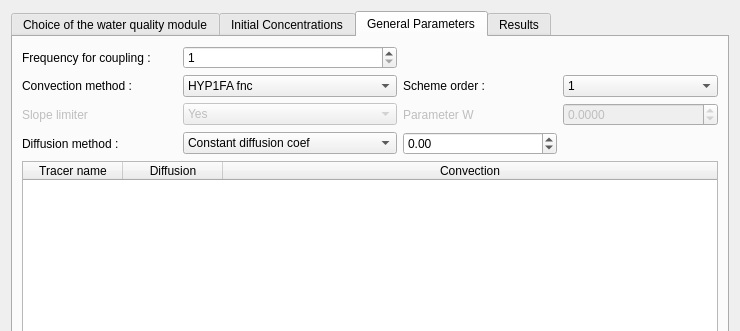
First picture: the form in ui/ui_water_quality.ui, repository Artelia/Mascaret, before the edit; both pictures show x 0 to 740 and y 0 to 331 of the 740 by 608 pixel window.
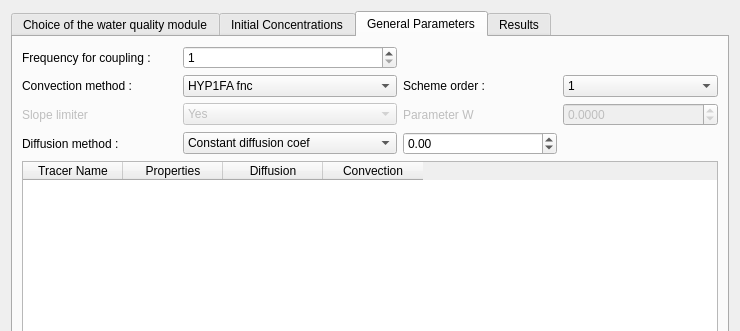
Second picture: the form after the edit. The open tabs and pages were chosen to show the change.

```diff
--- a/ui/ui_water_quality.ui
+++ b/ui/ui_water_quality.ui
@@ -553,12 +553,14 @@
          </item>
          <item>
           <widget class="QTableWidget" name="table_conv_diff">
-           <attribute name="horizontalHeaderStretchLastSection">
-            <bool>true</bool>
-           </attribute>
            <column>
             <property name="text">
-             <string>Tracer name</string>
+             <string>Tracer Name</string>
+            </property>
+           </column>
+           <column>
+            <property name="text">
+             <string>Properties</string>
             </property>
            </column>
            <column>
```
Left out of the diff: 5 changed lines with no effect on the pictures.
